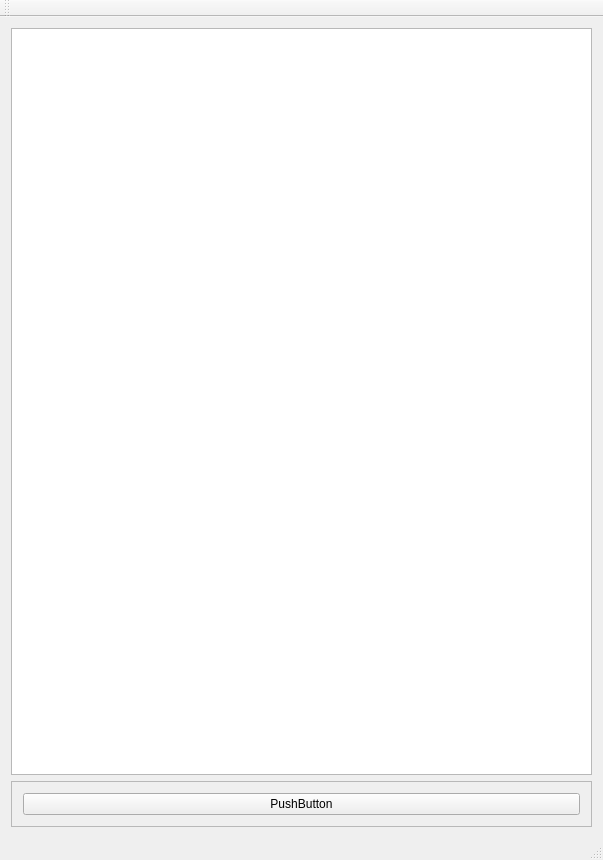
jakubmiernik/Sudoku, file mainwindow.ui: the form before one commit.
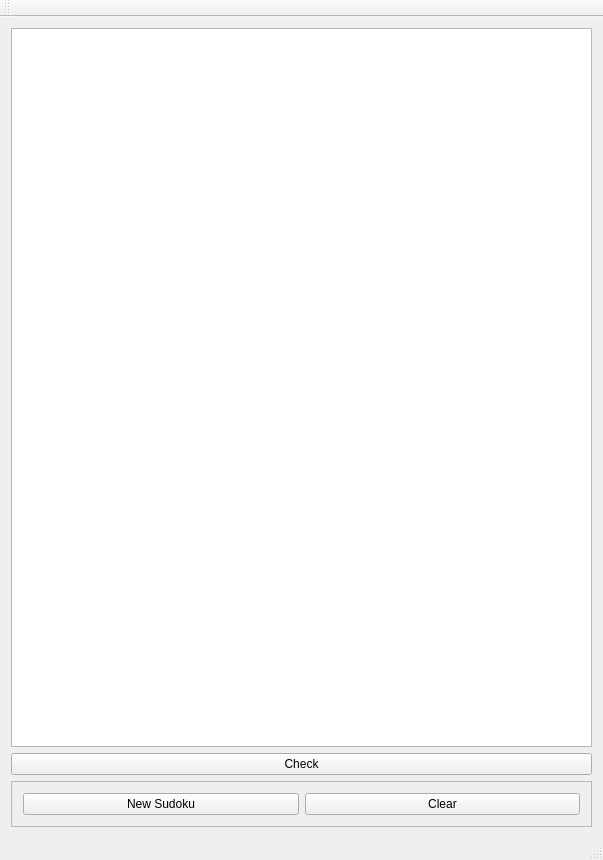
The form after the commit.

Commit message: Added 3 buttons and its actions

Patch:
```diff
--- a/mainwindow.ui
+++ b/mainwindow.ui
@@ -33,6 +33,13 @@
     <item>
      <widget class="QGraphicsView" name="graphicsView"/>
     </item>
+    <item>
+     <widget class="QPushButton" name="checkButton">
+      <property name="text">
+       <string>Check</string>
+      </property>
+     </widget>
+    </item>
     <item>
      <widget class="QFrame" name="frame">
       <property name="sizePolicy">
@@ -51,7 +58,14 @@
        <item>
         <widget class="QPushButton" name="generateButton">
          <property name="text">
-          <string>PushButton</string>
+          <string>New Sudoku</string>
+         </property>
+        </widget>
+       </item>
+       <item>
+        <widget class="QPushButton" name="clearButton">
+         <property name="text">
+          <string>Clear</string>
          </property>
         </widget>
        </item>
```
The commit also changes 4 other files.
